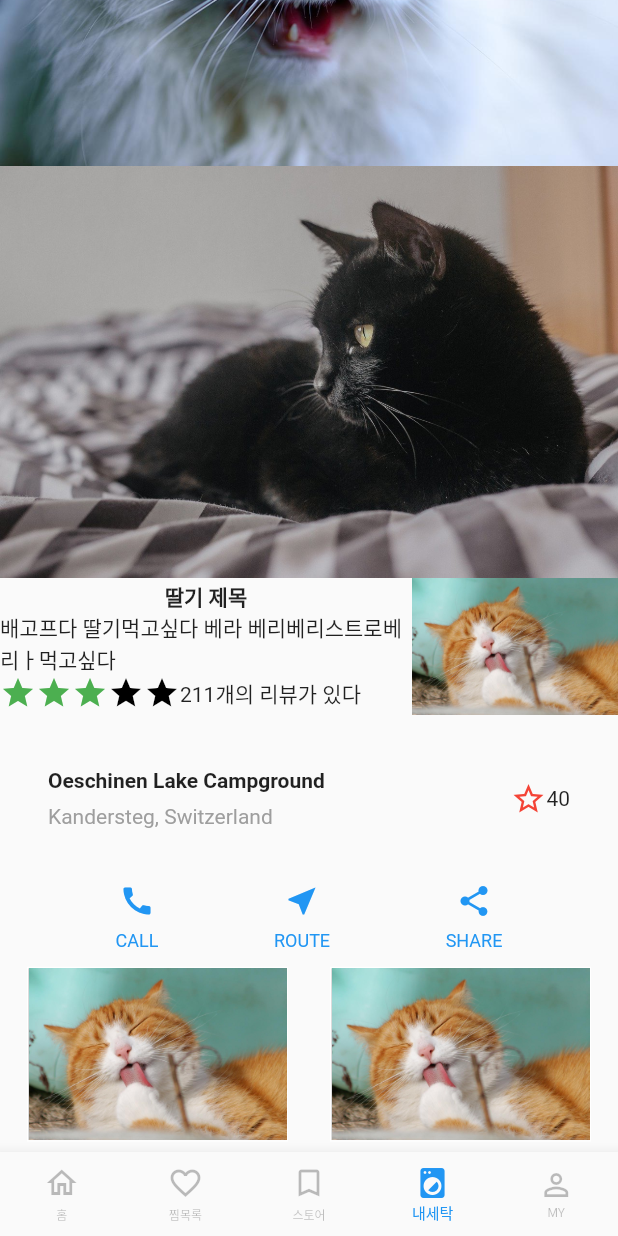
After one commit to juhyeonkwon/ballapp_flutter, a Flutter app: the BottomNavigation screen opened directly, item 4 of the bottom bar chosen, scrolled down 576 dp, after a tap on the "star" icon, on a phone screen of 412 x 824 dp. The commit adds this screen. Run offline on Flutter 3.47's test engine with Material 2 defaults, Android fonts, the phone set to English and light mode, and no system bars; our stand-ins replace shared_preferences; missing offline and left inert: flutter_naver_login, kakao_flutter_sdk, kakao_flutter_sdk_common; accounts and stored records are empty.

Commit message:
상단 앱바 수정, 네비게이션 (nested)로 변경

```diff
--- a/lib/navigation/bottom_navigation.dart
+++ b/lib/navigation/bottom_navigation.dart
@@ -1,4 +1,5 @@
 import 'package:ballapp/screen/favorite/favorite_screen.dart';
+import 'package:ballapp/screen/learn.dart';
 import 'package:flutter/material.dart';
 import '../screen/main/main_screen.dart';
 
@@ -10,24 +11,33 @@ class BottomNavigation extends StatefulWidget {
 }
 
 class _BottomNavigationState extends State<BottomNavigation> {
+
+
   int _selectedIndex = 0;
+
   static const TextStyle optionStyle =
   TextStyle(fontSize: 30, fontWeight: FontWeight.bold);
   static const List<Widget> _widgetOptions = <Widget>[
     MainScreen(),
     FavoriteScreen(),
     MainScreen(),
+    LearnFlutter(),
     FuckingWidget(),
-    FuckingWidget(),
+  ];
 
-  ];
+
+  @override
+  void initState() {
+    super.initState();
+  }
+
+  @override
+  void dispose() {
+    super.dispose();
+  }
 
   void _onItemTapped(int index) {
     setState(() {
-      // Navigator.push(
-      //   context,
-      //   MaterialPageRoute(builder: (context) => _widgetOptions.elementAt(_selectedIndex)),
-      // );
       _selectedIndex = index;
     });
   }
@@ -37,7 +47,10 @@ class _BottomNavigationState extends State<BottomNavigation> {
     return Scaffold(
 
       body: Center(
-        child: _widgetOptions.elementAt(_selectedIndex),
+        child: IndexedStack(
+          index: _selectedIndex,
+          children: _widgetOptions,
+        ),//_widgetOptions.elementAt(_selectedIndex),
       ),
       bottomNavigationBar: BottomNavigationBar(
 
--- a/lib/screen/favorite/favorite_screen.dart
+++ b/lib/screen/favorite/favorite_screen.dart
@@ -8,9 +8,17 @@ class FavoriteScreen extends StatefulWidget {
   State<FavoriteScreen> createState() => _FavoriteScreenState();
 }
 
-class _FavoriteScreenState extends State<FavoriteScreen> {
+class _FavoriteScreenState extends State<FavoriteScreen> with AutomaticKeepAliveClientMixin<FavoriteScreen> {
+
+  @override
+  // TODO: implement wantKeepAlive
+  bool get wantKeepAlive => true;
+
+
   @override
   Widget build(BuildContext context) {
+    super.build(context);
+
     return MaterialApp(
         home: Scaffold(
             appBar: AppBar( title : Text("Favority")),
@@ -21,4 +29,6 @@ class _FavoriteScreenState extends State<FavoriteScreen> {
         )
     );
   }
+
+
 }
--- /dev/null
+++ b/lib/screen/learn.dart
@@ -0,0 +1,336 @@
+
+import 'package:flutter/material.dart';
+
+class LearnFlutter extends StatefulWidget {
+  const LearnFlutter({Key? key}) : super(key: key);
+
+  @override
+  State<LearnFlutter> createState() => _LearnFlutterState();
+}
+
+class _LearnFlutterState extends State<LearnFlutter> with AutomaticKeepAliveClientMixin<LearnFlutter> {
+
+  @override
+  // TODO: implement wantKeepAlive
+  bool get wantKeepAlive => true;
+
+  @override
+  Widget build(BuildContext context) {
+    return ListView(
+      children : [
+        RowWidget(),
+        ColumnWidget(),
+        DesignSample(),
+        Row(
+          mainAxisAlignment : MainAxisAlignment.spaceEvenly,
+
+          children: [
+            Column(
+              mainAxisAlignment : MainAxisAlignment.spaceEvenly,
+              children: [
+                ContainerMargin(),
+                ContainerMargin(),
+              ],
+            ),
+            Column(
+              children: [
+                ContainerMargin(),
+                ContainerMargin(),
+              ],
+            ),
+          ],
+        ),
+        ParentWidget(),
+      ],
+    );
+  }
+}
+
+
+class RowWidget extends StatelessWidget {
+  const RowWidget({Key? key}) : super(key: key);
+
+  @override
+  Widget build(BuildContext context) {
+    return Row(
+      mainAxisAlignment: MainAxisAlignment.spaceEvenly,
+      crossAxisAlignment: CrossAxisAlignment.center,
+      children: [
+        Expanded(
+          child : Image.asset('assets/images/cat1.jpg', ),
+        ),
+        Expanded(
+          child : Image.asset('assets/images/cat2.jpg', ),
+          flex: 2,
+        ),
+        Expanded(
+          child : Image.asset('assets/images/cat3.jpg', ),
+        ),
+      ],
+    );
+  }
+}
+
+class ColumnWidget extends StatelessWidget {
+  const ColumnWidget({Key? key}) : super(key: key);
+
+  @override
+  Widget build(BuildContext context) {
+    double width = MediaQuery.of(context).size.width;
+
+    return Column(
+      mainAxisAlignment: MainAxisAlignment.spaceEvenly,
+      children: [
+        Image.asset('assets/images/cat1.jpg',   width: width,),
+        Image.asset('assets/images/cat2.jpg',  width: width,),
+        Image.asset('assets/images/cat3.jpg',  width: width,),
+        StartWidgets(),
+      ],
+    );
+  }
+}
+
+class StartWidgets extends StatelessWidget {
+  const StartWidgets({Key? key}) : super(key: key);
+
+  @override
+  Widget build(BuildContext context) {
+
+    var stars = Row(
+      mainAxisSize: MainAxisSize.min,
+      children: [
+        Icon(Icons.star, color: Colors.green[500],),
+        Icon(Icons.star, color: Colors.green[500],),
+        Icon(Icons.star, color: Colors.green[500],),
+        const Icon(Icons.star, color: Colors.black),
+        const Icon(Icons.star, color: Colors.black),
+      ],
+    );
+
+
+    return Container(
+      child: Row(
+        children: [
+          Expanded(
+            flex : 2,
+            child : Column(
+            children: [
+              Text("딸기 제목", style: TextStyle(fontWeight: FontWeight.bold),),
+              Text("배고프다 딸기먹고싶다 베라 베리베리스트로베리ㅏ먹고싶다",),
+              Row(
+                children: [
+                  stars,
+                  Text("211개의 리뷰가 있다"),
+                ],
+              )
+            ],
+          ),),
+          Expanded(
+            flex: 1,
+              child : Column(
+                children: [
+                  Image.asset('assets/images/cat1.jpg'),
+                ],
+              )
+          )
+        ],
+      ),
+    );
+  }
+}
+
+
+class ContainerMargin extends StatelessWidget {
+  const ContainerMargin({Key? key}) : super(key: key);
+
+  @override
+  Widget build(BuildContext context) {
+    return Container(
+      decoration: BoxDecoration(
+        color: Colors.black26,
+        border: Border.all(width: 1, color: Colors.white),
+      ),
+      margin: EdgeInsets.all(10.0),
+      child: Image.asset('assets/images/cat1.jpg', width: 172,),
+    );
+  }
+}
+
+class DesignSample extends StatelessWidget {
+  const DesignSample({Key? key}) : super(key: key);
+
+  @override
+  Widget build(BuildContext context) {
+
+    Color color = Theme.of(context).primaryColor;
+
+    Widget buttonSection = Row(
+      mainAxisAlignment: MainAxisAlignment.spaceEvenly,
+      children: [
+        _buildButtonColumn(color, Icons.call, 'CALL'),
+        _buildButtonColumn(color, Icons.near_me, 'ROUTE'),
+        _buildButtonColumn(color, Icons.share, 'SHARE'),
+      ],
+    );
+
+    return Column(
+      children: [
+        TitleSection(),
+        buttonSection,
+      ],
+    );
+  }
+
+  Column _buildButtonColumn(Color color, IconData icon, String label) {
+    return Column(
+      mainAxisSize: MainAxisSize.min,
+      mainAxisAlignment: MainAxisAlignment.center,
+      children: [
+        Icon(icon, color: color),
+        Container(
+          margin: const EdgeInsets.only(top: 8),
+          child: Text(
+            label,
+            style: TextStyle(
+              fontSize: 12,
+              fontWeight: FontWeight.w400,
+              color: color,
+            ),
+          ),
+        ),
+      ],
+    );
+  }
+
+}
+
+class TitleSection extends StatefulWidget {
+  const TitleSection({Key? key}) : super(key: key);
+
+  @override
+  State<TitleSection> createState() => _TitleSectionState();
+}
+
+class _TitleSectionState extends State<TitleSection> {
+
+  bool _isFavorited = true;
+  int _favoriteCount = 41;
+
+  void _toggleFavorite() {
+    setState(() {
+      if (_isFavorited) {
+        _favoriteCount -= 1;
+        _isFavorited = false;
+      } else {
+        _favoriteCount += 1;
+        _isFavorited = true;
+      }
+    });
+  }
+
+  @override
+  Widget build(BuildContext context) {
+    return Container(
+      padding: const EdgeInsets.all(32),
+      child: Row(
+        children: [
+          Expanded(
+            /*1*/
+            child: Column(
+              crossAxisAlignment: CrossAxisAlignment.start,
+              children: [
+                /*2*/
+                Container(
+                  padding: const EdgeInsets.only(bottom: 8),
+                  child: const Text(
+                    'Oeschinen Lake Campground',
+                    style: TextStyle(
+                      fontWeight: FontWeight.bold,
+                    ),
+                  ),
+                ),
+                Text(
+                  'Kandersteg, Switzerland',
+                  style: TextStyle(
+                    color: Colors.grey[500],
+                  ),
+                ),
+              ],
+            ),
+          ),
+          /*3*/
+          IconButton(
+            padding: const EdgeInsets.all(0),
+            alignment: Alignment.centerRight,
+            icon: (_isFavorited
+                ? const Icon(Icons.star)
+                : const Icon(Icons.star_border)),
+            color: Colors.red[500],
+            onPressed: _toggleFavorite,
+          ),
+          Text('$_favoriteCount'),
+        ],
+      ),
+    );
+  }
+}
+
+class ParentWidget extends StatefulWidget {
+  const ParentWidget({Key? key}) : super(key: key);
+
+  @override
+  State<ParentWidget> createState() => _ParentWidgetState();
+}
+
+class _ParentWidgetState extends State<ParentWidget>  with AutomaticKeepAliveClientMixin {
+
+  @override
+  bool get wantKeepAlive => true;
+
+  bool isActive = false;
+  int i = 0;
+
+  void onChange() {
+    setState(() {
+      isActive = !isActive;
+      i = i + 1;
+    });
+  }
+
+  bool _active = false;
+
+  void _handleTapboxChanged(bool newValue) {
+    setState(() {
+      _active = newValue;
+    });
+  }
+
+
+  @override
+  Widget build(BuildContext context) {
+    return Column(
+      children: [
+        Text("$i"),
+        ChildWidget(isActive : isActive, onChange: onChange),
+      ],
+    );
+  }
+}
+
+class ChildWidget extends StatefulWidget {
+  const ChildWidget({Key? key, this.isActive = false, required this.onChange}) : super(key: key);
+
+  final bool isActive;
+  final VoidCallback onChange;
+
+
+  @override
+  State<ChildWidget> createState() => _ChildWidgetState();
+}
+
+class _ChildWidgetState extends State<ChildWidget> {
+  @override
+  Widget build(BuildContext context) {
+    return ElevatedButton(onPressed: widget.onChange, child: Text("버튼"));
+  }
+}
--- a/lib/screen/main/list/laundry_screen.dart
+++ b/lib/screen/main/list/laundry_screen.dart
@@ -21,6 +21,7 @@ class _LaundryListState extends State<LaundryList> {
       appBar: AppBar(
         foregroundColor: Colors.black26,
         backgroundColor: Colors.white,
+        title: Text("list"),
       ),
       body: ElevatedButton(
         child: Text("버튼"),
--- a/lib/screen/main/main_screen.dart
+++ b/lib/screen/main/main_screen.dart
@@ -1,30 +1,33 @@
 import 'package:ballapp/screen/main/widgets/main_widget_1.dart';
+import 'package:ballapp/screen/main/widgets/widget2.dart';
 import 'package:flutter/material.dart';
 import 'package:shared_preferences/shared_preferences.dart';
 
+import 'widgets/main_appbar.dart';
+import 'widgets/search_box.dart';
+
 
 class MainScreen extends StatefulWidget {
-  const MainScreen({Key? key}) : super(key: key);
+
+  const MainScreen({Key? key }) : super(key: key);
 
   @override
   State<MainScreen> createState() => _MainScreenState();
 }
 
-class _MainScreenState extends State<MainScreen> {
+class _MainScreenState extends State<MainScreen> with AutomaticKeepAliveClientMixin<MainScreen> {
 
-
+  @override
+  // TODO: implement wantKeepAlive
+  bool get wantKeepAlive => true;
   String token = "";
 
   @override
   void initState() {
     super.initState();
 
-    print("왜호출이안되나요");
-
     setState(() {
       getToken().then((result) {
-        print("여기로 안오나요");
-
         token = result;
       });
     });
@@ -34,23 +37,29 @@ class _MainScreenState extends State<MainScreen> {
   Widget build(BuildContext context) {
     return MaterialApp(
       home: Scaffold(
-        appBar: AppBar(
-            leading: IconButton(
-              icon: Icon(Icons.menu),
-              onPressed: (){},
-            ),
-            title : Text("App bar")),
+        appBar: PreferredSize(
+          preferredSize: Size.fromHeight(40.0),
+          child: AppBar(
+              centerTitle: true,
+              elevation : 0.0,
+              leading: IconButton(
+                alignment : Alignment.centerLeft,
+                padding: EdgeInsets.all(8.0),
+                icon: Icon(Icons.menu),
+                onPressed: (){},
+              ),
+              title : MainAppbarWidget(),
+          )
+        ),
         body: Container(
           child: Column(
             children: [
-              SizedBox(
-                width: 50, height: 50,
-                child: Text(token),
-              ),
+              MainSearchBoxWidget(),
               Row(
                 children: [
                   LaundryBox(),
                   LaundryBox(),
+                  LaundryBox2(),
                 ],
               ),
 
--- /dev/null
+++ b/lib/screen/main/widgets/search_box.dart
@@ -0,0 +1,41 @@
+import 'package:flutter/material.dart';
+
+class MainSearchBoxWidget extends StatefulWidget {
+  const MainSearchBoxWidget({Key? key}) : super(key: key);
+
+  @override
+  State<MainSearchBoxWidget> createState() => _MainSearchBoxWidgetState();
+}
+
+class _MainSearchBoxWidgetState extends State<MainSearchBoxWidget> {
+  @override
+  Widget build(BuildContext context) {
+    double width = MediaQuery.of(context).size.width * 0.9;
+
+    return SafeArea(
+      child: Container(
+        padding: EdgeInsets.only(bottom: 10.0, right: 10.0, left: 10.0),
+      decoration: BoxDecoration(borderRadius: BorderRadius.only(bottomLeft: Radius.circular(10.0),
+      bottomRight: Radius.circular(10.0)),color: Colors.blue),
+        child: Container(
+          height: 35.0,
+          child: TextButton(
+            onPressed: (){},
+            style: TextButton.styleFrom(
+              backgroundColor: Colors.white,
+              shape: const RoundedRectangleBorder(
+                  borderRadius: BorderRadius.all(Radius.zero)),
+            ),
+            child: Row(
+              crossAxisAlignment: CrossAxisAlignment.center,
+              children: [
+                Icon(Icons.search, color: Colors.black38, size: 20.0,),
+                Text("동네 주변 검색", style: TextStyle(color: Colors.black38, fontSize: 14.0))
+              ],
+            ),
+          )
+        )
+      ),
+    );
+  }
+}
--- a/pubspec.yaml
+++ b/pubspec.yaml
@@ -61,7 +61,8 @@ flutter:
   uses-material-design: true
 
   # To add assets to your application, add an assets section, like this:
-  # assets:
+  assets:
+    - assets/images/
   #   - images/a_dot_burr.jpeg
   #   - images/a_dot_ham.jpeg
 
```
Also changed, not shown: lib/main.dart (+12 -7 lines), lib/screen/main/widgets/main_appbar.dart (added, +53 -0 lines), lib/screen/main/widgets/widget2.dart (renamed from lib/screen/main/widgets/main_widget_1.dart, +5 -5 lines), assets/images/cat1.jpg (added), assets/images/cat2.jpg (added), assets/images/cat3.jpg (added), pubspec.lock.
